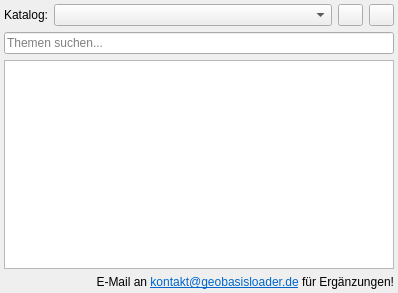
Above: resources/design_files/catalog_tab.ui from geoObserver/geobasis_loader before the change. Below: the same form after it.
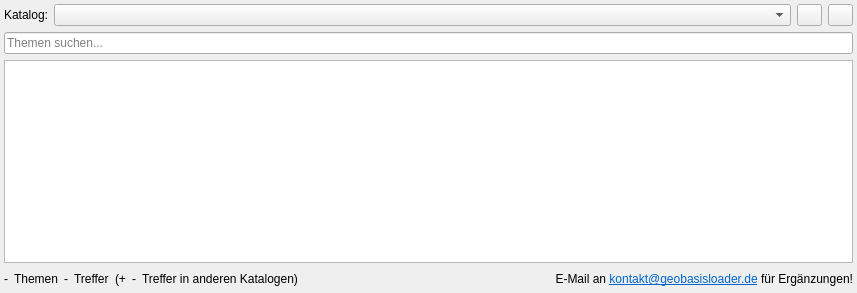
That is the form after the change. Custom widgets are drawn as their Qt base class.

Commit message:
feat(catalog_tab): added hint line for search counts in ui
Changed the ui file to have a new widget in the hint line that is supposed to show the
amount of found entries (both the current catalog as well as other ones).

The edit to the form file:
```diff
--- a/resources/design_files/catalog_tab.ui
+++ b/resources/design_files/catalog_tab.ui
@@ -6,7 +6,7 @@
    <rect>
     <x>0</x>
     <y>0</y>
-    <width>398</width>
+    <width>857</width>
     <height>293</height>
    </rect>
   </property>
@@ -201,7 +201,7 @@
        <verstretch>0</verstretch>
       </sizepolicy>
      </property>
-     <layout class="QHBoxLayout" name="horizontalLayout_2" stretch="0,0">
+     <layout class="QHBoxLayout" name="horizontalLayout_2" stretch="0,0,1">
       <property name="sizeConstraint">
        <enum>QLayout::SetNoConstraint</enum>
       </property>
@@ -218,22 +218,158 @@
        <number>0</number>
       </property>
       <item>
-       <widget class="QLabel" name="topic_count">
+       <widget class="QWidget" name="widget_2" native="true">
         <property name="sizePolicy">
          <sizepolicy hsizetype="Fixed" vsizetype="Preferred">
           <horstretch>0</horstretch>
           <verstretch>0</verstretch>
          </sizepolicy>
         </property>
-        <property name="text">
-         <string/>
-        </property>
+        <layout class="QHBoxLayout" name="horizontalLayout_3">
+         <property name="leftMargin">
+          <number>0</number>
+         </property>
+         <property name="topMargin">
+          <number>0</number>
+         </property>
+         <property name="rightMargin">
+          <number>0</number>
+         </property>
+         <property name="bottomMargin">
+          <number>0</number>
+         </property>
+         <item>
+          <widget class="QWidget" name="topic_count_widget" native="true">
+           <property name="enabled">
+            <bool>true</bool>
+           </property>
+           <layout class="QHBoxLayout" name="horizontalLayout_4">
+            <property name="leftMargin">
+             <number>0</number>
+            </property>
+            <property name="topMargin">
+             <number>0</number>
+            </property>
+            <property name="rightMargin">
+             <number>0</number>
+            </property>
+            <property name="bottomMargin">
+             <number>0</number>
+            </property>
+            <item>
+             <widget class="QLabel" name="topic_count_label">
+              <property name="sizePolicy">
+               <sizepolicy hsizetype="Fixed" vsizetype="Preferred">
+                <horstretch>0</horstretch>
+                <verstretch>0</verstretch>
+               </sizepolicy>
+              </property>
+              <property name="text">
+               <string>-</string>
+              </property>
+             </widget>
+            </item>
+            <item>
+             <widget class="QLabel" name="label_3">
+              <property name="text">
+               <string>Themen</string>
+              </property>
+             </widget>
+            </item>
+           </layout>
+          </widget>
+         </item>
+         <item>
+          <widget class="QWidget" name="search_count_widget" native="true">
+           <layout class="QHBoxLayout" name="horizontalLayout_5">
+            <property name="leftMargin">
+             <number>0</number>
+            </property>
+            <property name="topMargin">
+             <number>0</number>
+            </property>
+            <property name="rightMargin">
+             <number>0</number>
+            </property>
+            <property name="bottomMargin">
+             <number>0</number>
+            </property>
+            <item>
+             <widget class="QLabel" name="current_catalog_search_count_label">
+              <property name="text">
+               <string>-</string>
+              </property>
+             </widget>
+            </item>
+            <item>
+             <widget class="QLabel" name="label_4">
+              <property name="text">
+               <string>Treffer</string>
+              </property>
+             </widget>
+            </item>
+            <item>
+             <widget class="QWidget" name="other_catalog_search_count_widget" native="true">
+              <layout class="QHBoxLayout" name="horizontalLayout_6">
+               <property name="leftMargin">
+                <number>0</number>
+               </property>
+               <property name="topMargin">
+                <number>0</number>
+               </property>
+               <property name="rightMargin">
+                <number>0</number>
+               </property>
+               <property name="bottomMargin">
+                <number>0</number>
+               </property>
+               <item>
+                <widget class="QLabel" name="label_5">
+                 <property name="text">
+                  <string>(+</string>
+                 </property>
+                </widget>
+               </item>
+               <item>
+                <widget class="QLabel" name="other_catalog_search_count_label">
+                 <property name="text">
+                  <string>-</string>
+                 </property>
+                </widget>
+               </item>
+               <item>
+                <widget class="QLabel" name="label_6">
+                 <property name="text">
+                  <string>Treffer in anderen Katalogen)</string>
+                 </property>
+                </widget>
+               </item>
+              </layout>
+             </widget>
+            </item>
+           </layout>
+          </widget>
+         </item>
+        </layout>
        </widget>
       </item>
       <item>
-       <widget class="QLabel" name="label_2">
+       <spacer name="horizontalSpacer">
+        <property name="orientation">
+         <enum>Qt::Horizontal</enum>
+        </property>
+        <property name="sizeHint" stdset="0">
+         <size>
+          <width>40</width>
+          <height>20</height>
+         </size>
+        </property>
+       </spacer>
+      </item>
+      <item>
+       <widget class="QLabel" name="contact_label">
         <property name="sizePolicy">
-         <sizepolicy hsizetype="Expanding" vsizetype="Preferred">
+         <sizepolicy hsizetype="Preferred" vsizetype="Preferred">
           <horstretch>0</horstretch>
           <verstretch>0</verstretch>
          </sizepolicy>
```
Left out of the diff: 2 changed lines with no effect on the pictures.
